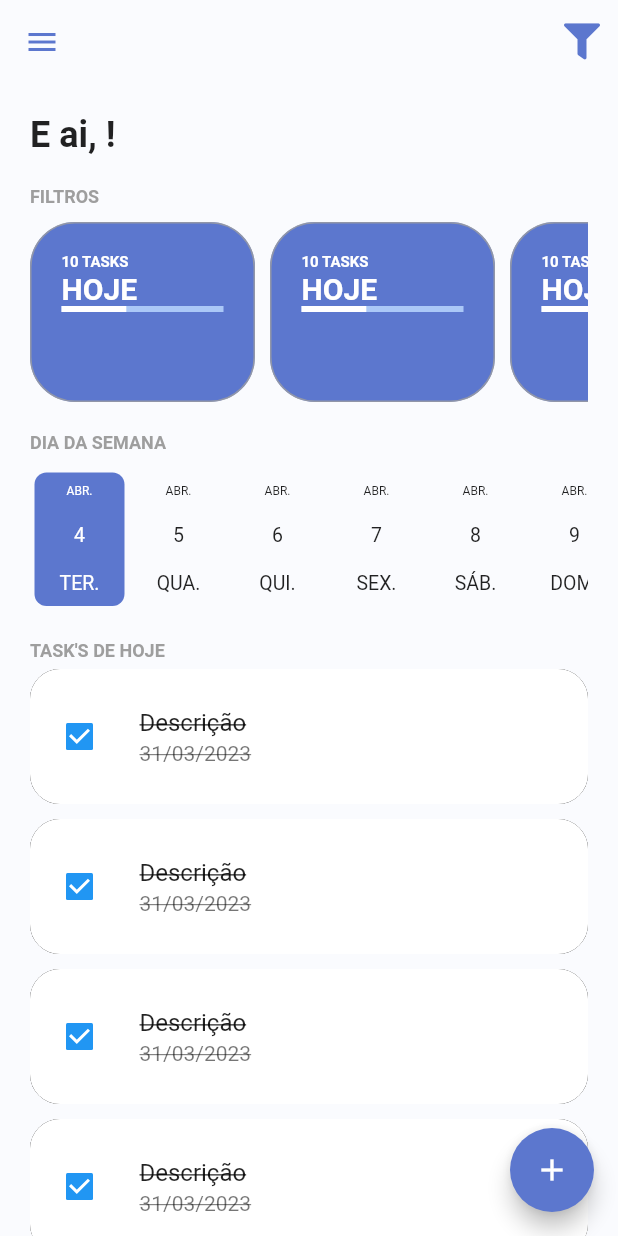
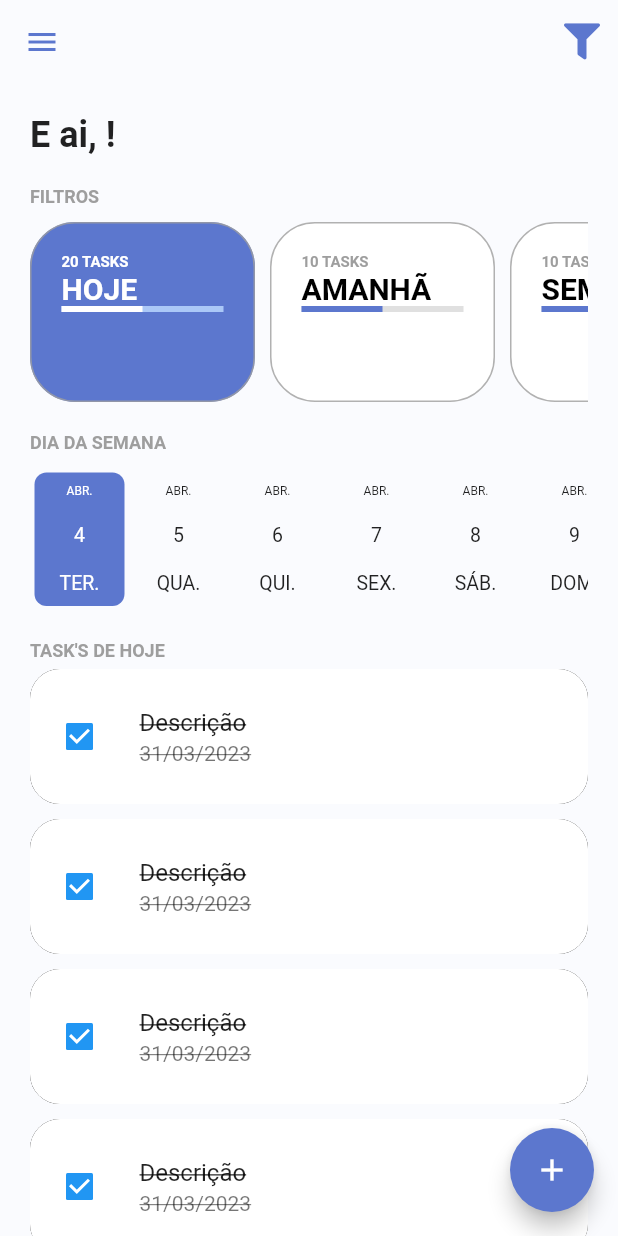
Before and after one commit to oElberte/todo_list, a Flutter app: the screen it shows once a user with an empty profile is signed in, on a phone screen of 412 x 824 dp. Run offline on Flutter 3.47's test engine with Material 2 defaults, Android fonts, the phone set to English and light mode, and no system bars; drawn by our look-alikes of date_picker_timeline; our stand-ins replace firebase_auth, firebase_core, flutter_signin_button, google_fonts, google_sign_in, sqflite and 1 more; missing offline and left inert: flutter_overlay_loader, validatorless; accounts and stored records are empty; generated files the repository leaves out were written again; network calls fail; Roboto replaces fonts that are missing (Mandali).

Commit message:
implemented home card filter

```diff
--- /dev/null
+++ b/lib/app/models/task_filter_enum.dart
@@ -0,0 +1,5 @@
+enum TaskFilterEnum {
+  today,
+  tomorrow,
+  week,
+}
--- /dev/null
+++ b/lib/app/models/total_tasks_model.dart
@@ -0,0 +1,9 @@
+class TotalTasksModel {
+  final int tasks;
+  final int tasksFinished;
+
+  const TotalTasksModel({
+    required this.tasks,
+    required this.tasksFinished,
+  });
+}
--- /dev/null
+++ b/lib/app/modules/home/home_controller.dart
@@ -0,0 +1,6 @@
+import 'package:todo_list_provider/app/core/notifier/todo_list_change_notifier.dart';
+import 'package:todo_list_provider/app/models/task_filter_enum.dart';
+
+class HomeController extends TodoListChangeNotifier {
+  var filterSelected = TaskFilterEnum.today;
+}
--- a/lib/app/modules/home/home_module.dart
+++ b/lib/app/modules/home/home_module.dart
@@ -1,9 +1,16 @@
+import 'package:provider/provider.dart';
 import 'package:todo_list_provider/app/core/modules/todo_list_module.dart';
+import 'package:todo_list_provider/app/modules/home/home_controller.dart';
 import 'package:todo_list_provider/app/modules/home/home_page.dart';
 
 class HomeModule extends TodoListModule {
   HomeModule()
       : super(
+          bindings: [
+            ChangeNotifierProvider(
+              create: (_) => HomeController(),
+            ),
+          ],
           routes: {
             '/home': (context) => const HomePage(),
           },
--- a/lib/app/modules/home/widgets/home_card_filter.dart
+++ b/lib/app/modules/home/widgets/home_card_filter.dart
@@ -1,14 +1,34 @@
 import 'package:flutter/material.dart';
 import 'package:todo_list_provider/app/core/ui/theme_extensions.dart';
+import 'package:todo_list_provider/app/models/task_filter_enum.dart';
+import 'package:todo_list_provider/app/models/total_tasks_model.dart';
 
-class HomeCardFilter extends StatefulWidget {
-  const HomeCardFilter({Key? key}) : super(key: key);
+class HomeCardFilter extends StatelessWidget {
+  final String label;
+  final TaskFilterEnum taskFilter;
+  final TotalTasksModel? totalTasks;
+  final bool selected;
 
-  @override
-  State<HomeCardFilter> createState() => _HomeCardFilterState();
-}
+  const HomeCardFilter({
+    super.key,
+    required this.label,
+    required this.taskFilter,
+    required this.selected,
+    this.totalTasks,
+  });
 
-class _HomeCardFilterState extends State<HomeCardFilter> {
+  double _getPercentFinish() {
+    final total = totalTasks?.tasks ?? 0.0;
+    final totalFinish = totalTasks?.tasksFinished ?? 0.1;
+
+    if (total == 0) {
+      return 0;
+    }
+
+    final percent = (totalFinish * 100) / total;
+    return percent / 100;
+  }
+
   @override
   Widget build(BuildContext context) {
     return Container(
@@ -19,7 +39,7 @@ class _HomeCardFilterState extends State<HomeCardFilter> {
       margin: const EdgeInsets.only(right: 10),
       padding: const EdgeInsets.all(20),
       decoration: BoxDecoration(
-        color: context.primaryColor,
+        color: selected ? context.primaryColor : Colors.white,
         border: Border.all(
           width: 1,
           color: Colors.grey.withOpacity(.8),
@@ -30,27 +50,37 @@ class _HomeCardFilterState extends State<HomeCardFilter> {
         crossAxisAlignment: CrossAxisAlignment.start,
         children: [
           Text(
-            '10 TASKS',
+            '${totalTasks?.tasks ?? 0} TASKS',
             style: context.titleStyle.copyWith(
               fontSize: 10,
-              color: Colors.white,
+              color: selected ? Colors.white : Colors.grey,
             ),
           ),
-          const Text(
-            'HOJE',
+          Text(
+            label,
             style: TextStyle(
               fontSize: 20,
               fontWeight: FontWeight.bold,
-              color: Colors.white,
+              color: selected ? Colors.white : Colors.black,
             ),
           ),
-          LinearProgressIndicator(
-            backgroundColor: context.primaryColorLight,
-            valueColor: const AlwaysStoppedAnimation<Color>(Colors.white),
-            value: 0.4,
+          TweenAnimationBuilder<double>(
+            tween: Tween(
+              begin: 0,
+              end: _getPercentFinish(),
+            ),
+            duration: const Duration(seconds: 1),
+            builder: (_, value, __) {
+              return LinearProgressIndicator(
+                backgroundColor: selected ? context.primaryColorLight : Colors.grey.shade300,
+                valueColor: AlwaysStoppedAnimation<Color>(selected ? Colors.white : context.primaryColor),
+                value: value,
+              );
+            },
           ),
         ],
       ),
     );
   }
+
 }
--- a/lib/app/modules/home/widgets/home_filters.dart
+++ b/lib/app/modules/home/widgets/home_filters.dart
@@ -1,15 +1,14 @@
 import 'package:flutter/material.dart';
+import 'package:provider/provider.dart';
 import 'package:todo_list_provider/app/core/ui/theme_extensions.dart';
+import 'package:todo_list_provider/app/models/task_filter_enum.dart';
+import 'package:todo_list_provider/app/models/total_tasks_model.dart';
+import 'package:todo_list_provider/app/modules/home/home_controller.dart';
 import 'package:todo_list_provider/app/modules/home/widgets/home_card_filter.dart';
 
-class HomeFilters extends StatefulWidget {
-  const HomeFilters({Key? key}) : super(key: key);
+class HomeFilters extends StatelessWidget {
+  const HomeFilters({super.key});
 
-  @override
-  State<HomeFilters> createState() => _HomeFiltersState();
-}
-
-class _HomeFiltersState extends State<HomeFilters> {
   @override
   Widget build(BuildContext context) {
     return Column(
@@ -20,11 +19,34 @@ class _HomeFiltersState extends State<HomeFilters> {
         SingleChildScrollView(
           scrollDirection: Axis.horizontal,
           child: Row(
-            children: const [
-              HomeCardFilter(),
-              HomeCardFilter(),
-              HomeCardFilter(),
-              HomeCardFilter(),
+            children: [
+              HomeCardFilter(
+                label: 'HOJE',
+                taskFilter: TaskFilterEnum.today,
+                totalTasks: const TotalTasksModel(tasks: 20, tasksFinished: 10),
+                selected: context.select<HomeController, TaskFilterEnum>(
+                      (value) => value.filterSelected,
+                    ) ==
+                    TaskFilterEnum.today,
+              ),
+              HomeCardFilter(
+                label: 'AMANHÃ',
+                taskFilter: TaskFilterEnum.tomorrow,
+                totalTasks: const TotalTasksModel(tasks: 10, tasksFinished: 5),
+                selected: context.select<HomeController, TaskFilterEnum>(
+                      (value) => value.filterSelected,
+                    ) ==
+                    TaskFilterEnum.tomorrow,
+              ),
+              HomeCardFilter(
+                label: 'SEMANA',
+                taskFilter: TaskFilterEnum.week,
+                totalTasks: const TotalTasksModel(tasks: 10, tasksFinished: 5),
+                selected: context.select<HomeController, TaskFilterEnum>(
+                      (value) => value.filterSelected,
+                    ) ==
+                    TaskFilterEnum.week,
+              ),
             ],
           ),
         ),
```
